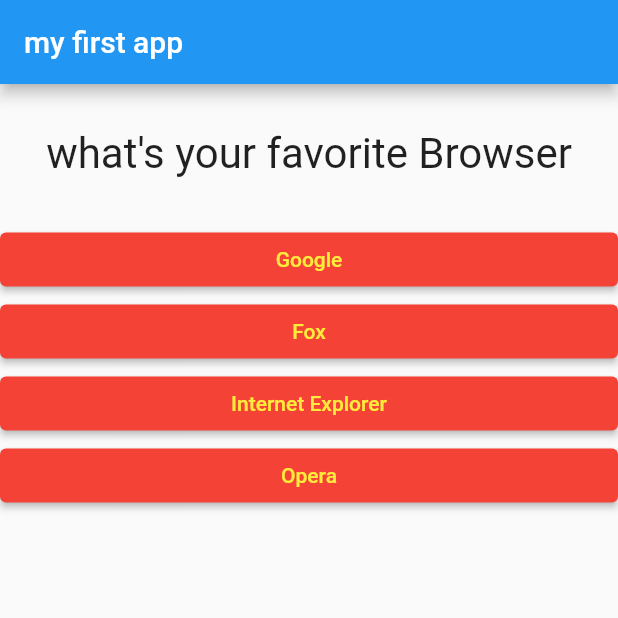
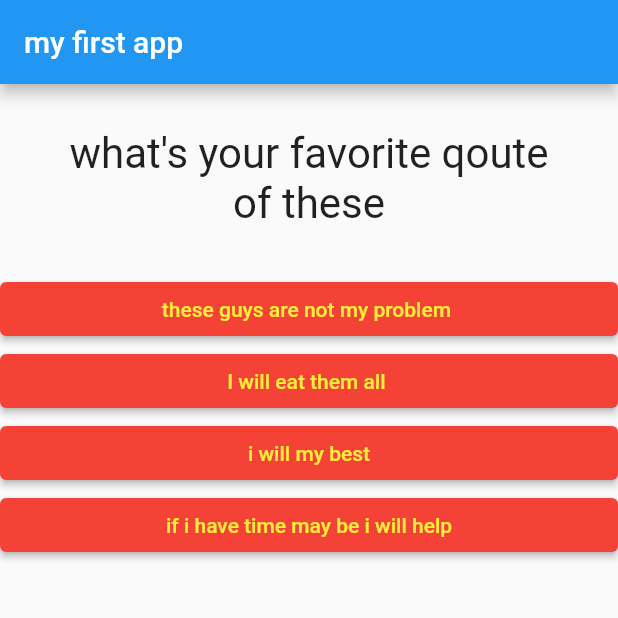
Before and after one commit to Musab-Al-omari/app-Quiz-flutter-Basics, a Flutter app: the screen it shows after launch, after a tap on "Red", after a tap on "Snake", on a phone screen of 412 x 824 dp, the top half of it. Run offline on Flutter 3.47's test engine with Material 2 defaults, Android fonts, the light colour scheme and no system bars.

Commit message:
finshed the game

```diff
--- a/lib/main.dart
+++ b/lib/main.dart
@@ -1,9 +1,8 @@
 import 'package:flutter/material.dart';
-import 'questions.dart';
-import 'myButtoms.dart';
+import 'myList.dart';
 
 void main() {
-  runApp(new MyApp());
+  runApp(MyApp());
 }
 
 class MyApp extends StatefulWidget {
@@ -16,46 +15,77 @@
 
 class _MyAppState extends State<MyApp> {
   var _questionsIndex = 0;
-
-  var questions = [
+  int _totalScore = 0;
+  var _fainalResult = '';
+  var _questions = [
     {
       'questionsText': 'what\'s your favorite color',
-      'answers': ['Black', 'Red', 'Green', 'White']
+      'answers': [
+        {'text': 'Red', 'score': 20},
+        {'text': 'Black', 'score': 10},
+        {'text': 'White', 'score': 40},
+        {'text': 'Green', 'score': 30},
+      ]
     },
     {
       'questionsText': 'what\'s your favorite animal',
-      'answers': ['Wolf', 'Rabit', 'Snake', 'Lion']
+      'answers': [
+        {'text': 'Rabit', 'score': 40},
+        {'text': 'Snake', 'score': 20},
+        {'text': 'Chicken', 'score': 30},
+        {'text': 'Wolf', 'score': 10},
+      ]
     },
     {
-      'questionsText': 'what\'s your favorite Browser',
-      'answers': ['Google', 'Fox', 'Internet Explorer', 'Opera']
+      'questionsText': 'what\'s your favorite qoute of these',
+      'answers': [
+        {'text': 'these guys are not my problem ', 'score': 20},
+        {'text': 'I will eat them all ', 'score': 10},
+        {'text': 'i will my best', 'score': 40},
+        {'text': 'if i have time may be i will help', 'score': 30},
+      ]
+    },
+    {
+      'questionsText': 'do you believe there is hope in our world',
+      'answers': [
+        {'text': 'Yes, but for lucky people ', 'score': 20},
+        {'text': 'Yes ,the hope is every where', 'score': 40},
+        {'text': 'Yes ,but you need to waite for it', 'score': 30},
+        {'text': 'No, I don\'t believe ', 'score': 10},
+      ]
     },
   ];
 
-  void _pressed() {
-    setState(() {
-      _questionsIndex++;
-    });
+  void _pressed(int score) {
+    _totalScore += score;
+    if (_questionsIndex < _questions.length) {
+      setState(() {
+        _questionsIndex++;
+      });
+    }
+
+    if (_totalScore <= 80) {
+      _fainalResult = 'You are a dark person go to hell';
+    } else if (_totalScore <= 100) {
+      _fainalResult = 'You have  self trust issues be mor confident  ';
+    } else if (_totalScore <= 130) {
+      _fainalResult = 'You have a normal personality ';
+    } else {
+      _fainalResult = 'You have a great  persone  keep up';
+    }
   }
 
   Widget build(BuildContext context) {
-    print(questions[0]['questionsText']);
     return MaterialApp(
       home: Scaffold(
         appBar: AppBar(
           title: Text('my first app'),
         ),
-        body: Column(
-          children: [
-            Questions(
-              questions[_questionsIndex]['questionsText'],
-            ),
-            ...(questions[_questionsIndex]['answers'] as List<String>)
-                .map((answer) {
-              return MyButtoms(_pressed, answer);
-            })
-          ],
-        ),
+        body: (_questionsIndex < _questions.length)
+            ? myList(_questions, _questionsIndex, _pressed)
+            : Center(
+                child: Text(_fainalResult),
+              ),
       ),
     );
   }
--- a/lib/myButtoms.dart
+++ b/lib/myButtoms.dart
@@ -2,16 +2,17 @@
 
 class MyButtoms extends StatelessWidget {
   final Function selectHandler;
-  final String text;
+  final Map myObject;
 
-  MyButtoms(this.selectHandler, this.text);
+  MyButtoms(this.selectHandler, this.myObject);
+
   @override
   Widget build(BuildContext context) {
     return Container(
       width: double.infinity,
       child: ElevatedButton(
-        onPressed: () => selectHandler(),
-        child: Text(text),
+        onPressed: () => {selectHandler(myObject['score'])},
+        child: Text(myObject['text']),
         style: ElevatedButton.styleFrom(
           primary: Colors.red, // background
           onPrimary: Colors.yellow, // foreground
--- /dev/null
+++ b/lib/myList.dart
@@ -0,0 +1,24 @@
+import 'package:flutter/material.dart';
+import 'myButtoms.dart';
+import 'questions.dart';
+
+class myList extends StatelessWidget {
+  final int _questionsIndex;
+  final Function _pressed;
+  final List<Map<String, Object>> _questions;
+  myList(this._questions, this._questionsIndex, this._pressed);
+  @override
+  Widget build(BuildContext context) {
+    return Column(
+      children: [
+        Questions(
+          _questions[_questionsIndex]['questionsText'],
+        ),
+        ...(_questions[_questionsIndex]['answers'] as List<Map<String, Object>>)
+            .map((answer) {
+          return MyButtoms(_pressed, answer);
+        })
+      ],
+    );
+  }
+}
```
